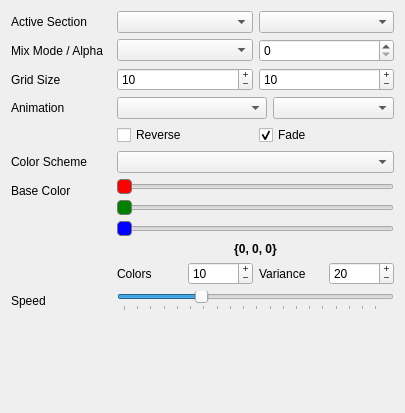
Qt form gui/widget/maestrocontrol.ui (8bitbuddhist/PixelMaestro) before a commit.
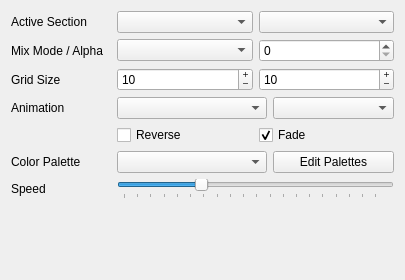
The same form after that commit.

Commit message: Initial work on Palette Editor. Removed custom palette controls from MaestroControl.

Diff of the .ui file:
```diff
--- a/gui/widget/maestrocontrol.ui
+++ b/gui/widget/maestrocontrol.ui
@@ -7,7 +7,7 @@
     <x>0</x>
     <y>0</y>
     <width>405</width>
-    <height>413</height>
+    <height>280</height>
    </rect>
   </property>
   <property name="sizePolicy">
@@ -175,185 +175,34 @@
         </size>
        </property>
        <property name="text">
-        <string>Color Scheme</string>
+        <string>Color Palette</string>
        </property>
       </widget>
      </item>
      <item row="7" column="1">
-      <widget class="QComboBox" name="colorComboBox">
-       <property name="minimumSize">
-        <size>
-         <width>150</width>
-         <height>0</height>
-        </size>
-       </property>
-       <property name="currentText">
-        <string/>
-       </property>
-       <property name="sizeAdjustPolicy">
-        <enum>QComboBox::AdjustToContents</enum>
-       </property>
-      </widget>
-     </item>
-     <item row="8" column="0">
-      <widget class="QLabel" name="baseColorLabel">
-       <property name="text">
-        <string>Base Color</string>
-       </property>
-      </widget>
-     </item>
-     <item row="8" column="1">
-      <layout class="QVBoxLayout" name="customColorLayout">
+      <layout class="QHBoxLayout" name="colorSchemeLayout">
        <item>
-        <layout class="QVBoxLayout" name="verticalLayout">
-         <item>
-          <widget class="QSlider" name="redSlider">
-           <property name="styleSheet">
-            <string notr="true">QSlider::handle:horizontal {
-background-color: red;
-border: 1px solid #777;
-width: 13px;
-border-radius: 4px;
-}</string>
-           </property>
-           <property name="maximum">
-            <number>255</number>
-           </property>
-           <property name="sliderPosition">
-            <number>0</number>
-           </property>
-           <property name="orientation">
-            <enum>Qt::Horizontal</enum>
-           </property>
-           <property name="tickPosition">
-            <enum>QSlider::NoTicks</enum>
-           </property>
-           <property name="tickInterval">
-            <number>5</number>
-           </property>
-          </widget>
-         </item>
-         <item>
-          <widget class="QSlider" name="greenSlider">
-           <property name="styleSheet">
-            <string notr="true">QSlider::handle:horizontal {
-background-color: green;
-border: 1px solid #777;
-width: 13px;
-border-radius: 4px;
-}</string>
-           </property>
-           <property name="maximum">
-            <number>255</number>
-           </property>
-           <property name="sliderPosition">
-            <number>0</number>
-           </property>
-           <property name="orientation">
-            <enum>Qt::Horizontal</enum>
-           </property>
-           <property name="tickInterval">
-            <number>5</number>
-           </property>
-          </widget>
-         </item>
-         <item>
-          <widget class="QSlider" name="blueSlider">
-           <property name="styleSheet">
-            <string notr="true">QSlider::handle:horizontal {
-background-color: blue;
-border: 1px solid #777;
-width: 13px;
-border-radius: 4px;
-}</string>
-           </property>
-           <property name="maximum">
-            <number>255</number>
-           </property>
-           <property name="orientation">
-            <enum>Qt::Horizontal</enum>
-           </property>
-           <property name="tickInterval">
-            <number>5</number>
-           </property>
-          </widget>
-         </item>
-         <item>
-          <widget class="QLabel" name="baseColorPreviewLabel">
-           <property name="text">
-            <string>&lt;html&gt;&lt;head/&gt;&lt;body&gt;&lt;p&gt;&lt;span style=&quot; font-weight:600;&quot;&gt;{0, 0, 0}&lt;/span&gt;&lt;/p&gt;&lt;/body&gt;&lt;/html&gt;</string>
-           </property>
-           <property name="alignment">
-            <set>Qt::AlignCenter</set>
-           </property>
-          </widget>
-         </item>
-        </layout>
+        <widget class="QComboBox" name="colorComboBox">
+         <property name="minimumSize">
+          <size>
+           <width>150</width>
+           <height>0</height>
+          </size>
+         </property>
+         <property name="currentText">
+          <string/>
+         </property>
+         <property name="sizeAdjustPolicy">
+          <enum>QComboBox::AdjustToContents</enum>
+         </property>
+        </widget>
        </item>
        <item>
-        <layout class="QHBoxLayout" name="horizontalLayout">
-         <item>
-          <widget class="QLabel" name="num_colorsLabel">
-           <property name="minimumSize">
-            <size>
-             <width>50</width>
-             <height>0</height>
-            </size>
-           </property>
-           <property name="text">
-            <string>Colors</string>
-           </property>
-          </widget>
-         </item>
-         <item>
-          <widget class="QSpinBox" name="num_colorsSpinBox">
-           <property name="readOnly">
-            <bool>false</bool>
-           </property>
-           <property name="buttonSymbols">
-            <enum>QAbstractSpinBox::PlusMinus</enum>
-           </property>
-           <property name="minimum">
-            <number>1</number>
-           </property>
-           <property name="value">
-            <number>10</number>
-           </property>
-          </widget>
-         </item>
-         <item>
-          <widget class="QLabel" name="thresholdLabel">
-           <property name="minimumSize">
-            <size>
-             <width>50</width>
-             <height>0</height>
-            </size>
-           </property>
-           <property name="text">
-            <string>Variance</string>
-           </property>
-          </widget>
-         </item>
-         <item>
-          <widget class="QSpinBox" name="thresholdSpinBox">
-           <property name="buttonSymbols">
-            <enum>QAbstractSpinBox::PlusMinus</enum>
-           </property>
-           <property name="minimum">
-            <number>1</number>
-           </property>
-           <property name="maximum">
-            <number>255</number>
-           </property>
-           <property name="singleStep">
-            <number>5</number>
-           </property>
-           <property name="value">
-            <number>20</number>
-           </property>
-          </widget>
-         </item>
-        </layout>
+        <widget class="QPushButton" name="paletteControlButton">
+         <property name="text">
+          <string>Edit Palettes</string>
+         </property>
+        </widget>
        </item>
       </layout>
      </item>
```
Left out of the diff: 12 changed lines with no effect on the pictures. The commit also changes 15 other files.
